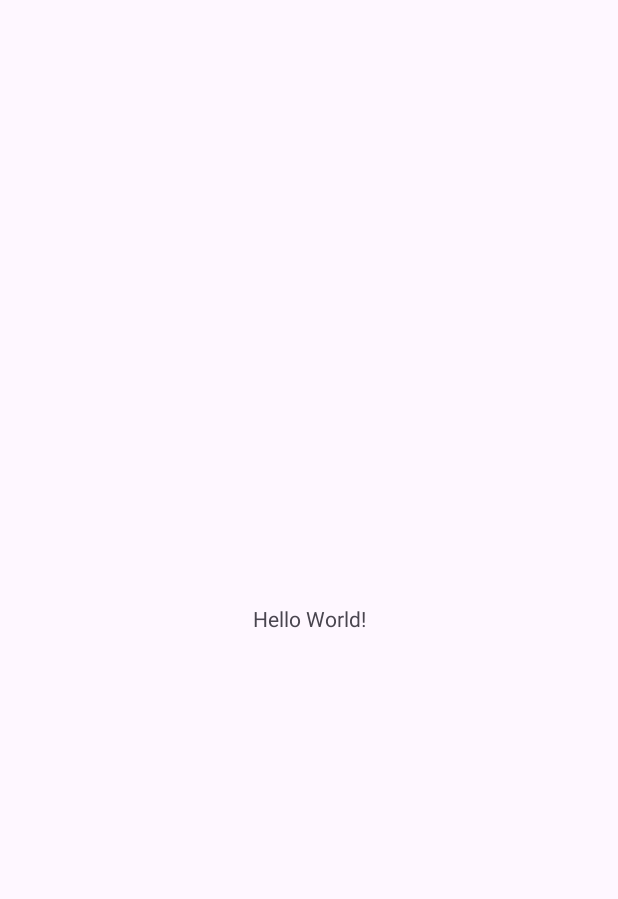
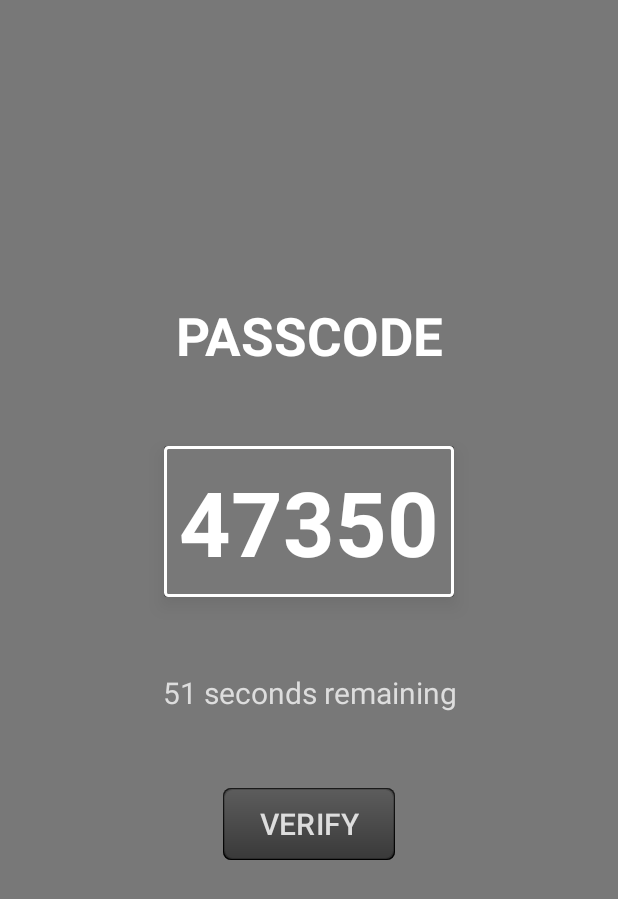
Before and after one commit to cecoulombe/COMP_2161, an Android app: the screen it shows after launch (MainActivity), on a phone screen of 412 x 824 dp. Before the commit the part shown is almost empty. Shown: the top 899 px of the screen. Run offline under Robolectric (Android 15) with nearby library versions, the phone set to English and light mode, and no system bars.

Commit message:
Implemented most features
TODO:
* figure out why the listview in the second activity isn't visible
     * too tired to fix what I just broke so leaving it for tomorrow
* save the last password and timestamp when exiting the app
* add a back button to be able to go back to the main activity
* testing

```diff
--- a/SecurityTokenApp/app/src/main/AndroidManifest.xml
+++ b/SecurityTokenApp/app/src/main/AndroidManifest.xml
@@ -21,6 +21,7 @@
                 <category android:name="android.intent.category.LAUNCHER" />
             </intent-filter>
         </activity>
+        <activity android:name=".SecondActivity"/>
     </application>
 
 </manifest>
--- a/SecurityTokenApp/app/src/main/java/com/example/securitytokenapp/MainActivity.java
+++ b/SecurityTokenApp/app/src/main/java/com/example/securitytokenapp/MainActivity.java
@@ -1,6 +1,11 @@
 package com.example.securitytokenapp;
 
+import android.content.BroadcastReceiver;
+import android.content.Intent;
+import android.content.IntentFilter;
 import android.os.Bundle;
+import android.widget.Button;
+import android.widget.TextView;
 
 import androidx.activity.EdgeToEdge;
 import androidx.appcompat.app.AppCompatActivity;
@@ -8,7 +13,22 @@ import androidx.core.graphics.Insets;
 import androidx.core.view.ViewCompat;
 import androidx.core.view.WindowInsetsCompat;
 
-public class MainActivity extends AppCompatActivity {
+import java.text.SimpleDateFormat;
+import java.util.ArrayList;
+import java.util.Calendar;
+import java.util.Date;
+import java.util.List;
+import java.util.Locale;
+
+public class MainActivity extends AppCompatActivity implements TimeTickReceiver.OnTimeTickListener {
+    // declare the receiver as a member variable
+    private BroadcastReceiver timeTickReceiver;
+    private TextView passcodeTextview;
+    private TextView countdownTextview;
+    private int passcode;
+
+    // for the list view
+    private List<String> passwordEntries;
 
     @Override
     protected void onCreate(Bundle savedInstanceState) {
@@ -20,5 +40,93 @@ public class MainActivity extends AppCompatActivity {
             v.setPadding(systemBars.left, systemBars.top, systemBars.right, systemBars.bottom);
             return insets;
         });
+
+        // initialize the textview
+        passcodeTextview = findViewById(R.id.passcodeTextview);
+        countdownTextview = findViewById(R.id.countdownTextview);
+
+        // initialize the passwordEntries list
+        passwordEntries = new ArrayList<>();
+
+        // register the receiver to listen for ACTION_TIME_TICK
+        timeTickReceiver = new TimeTickReceiver(this);
+        IntentFilter filter = new IntentFilter(Intent.ACTION_TIME_TICK);
+        registerReceiver(timeTickReceiver, filter);
+
+        // update the passcode
+        triggerPasscodeUpdate();
+
+        // set up the button so that it automatically opens the secondary activity
+        Button verifyButton = findViewById(R.id.verifyButton);
+        verifyButton.setOnClickListener(v -> {
+           Intent intent = new Intent(MainActivity.this, SecondActivity.class);
+           intent.putExtra("passwordEntries", new ArrayList<>(passwordEntries));
+           startActivity(intent);
+        });
     }
+
+    @Override
+    protected void onDestroy() {
+        super.onDestroy();
+        unregisterReceiver(timeTickReceiver);
+    }
+
+    // Override the interface method to receive the current minute
+    @Override
+    public void onMinuteUpdated(int currentMinute)
+    {
+        // generate the passcode based on the current minute
+        passcode = (currentMinute * 1245) + 10000;
+        String passcodeMsg = String.valueOf(passcode);
+        passcodeTextview.setText(passcodeMsg);
+
+        // restart the countdown for the next minute
+        Calendar calendar = Calendar.getInstance();
+        long millisUntilNextMinute = 60000 - (calendar.get(Calendar.SECOND) * 1000);
+        startCountdown(millisUntilNextMinute);
+
+        addPasscodeEntry();
+    }
+
+    // manually sets the correct passcode when the app is launched
+    private void triggerPasscodeUpdate()
+    {
+        Calendar calendar = Calendar.getInstance();
+        int currentMinute = calendar.get(Calendar.MINUTE);
+
+        passcode = (currentMinute * 1245) + 10000;
+        String msg = String.valueOf(passcode);
+        passcodeTextview.setText(msg);
+
+        // restart the countdown for the next minute
+        long millisUntilNextMinute = 60000 - (calendar.get(Calendar.SECOND) * 1000);
+        startCountdown(millisUntilNextMinute);
+
+        addPasscodeEntry();
+    }
+
+    private void startCountdown(long millisUntilNextMinute)
+    {
+        new android.os.CountDownTimer(millisUntilNextMinute, 1)
+        {
+
+            @Override
+            public void onTick(long millisUntilNextMinute) {
+                int secondsLeft = (int) (millisUntilNextMinute / 1000);
+                countdownTextview.setText(getString(R.string.CountdownMsg, secondsLeft));
+            }
+
+            @Override
+            public void onFinish() {
+                countdownTextview.setText(getString(R.string.DefaultCountdown));
+            }
+        }.start();
+    }
+
+    private void addPasscodeEntry()
+    {
+        String timestamp = new SimpleDateFormat("yyyy=MM-dd HH:mm", Locale.getDefault()).format(new Date());
+        passwordEntries.add(timestamp + "\n\t" + passcode);
+    }
+
 }
--- /dev/null
+++ b/SecurityTokenApp/app/src/main/java/com/example/securitytokenapp/TimeTickReceiver.java
@@ -0,0 +1,42 @@
+package com.example.securitytokenapp;
+
+import android.content.BroadcastReceiver;
+import android.content.Context;
+import android.content.Intent;
+import android.widget.Toast;
+
+import java.util.Calendar;
+
+
+public class TimeTickReceiver extends BroadcastReceiver {
+
+    // define an interface for the listener
+    public interface OnTimeTickListener {
+        void onMinuteUpdated(int currentMinute);
+    }
+
+    private OnTimeTickListener listener;
+
+    // constructor to initialize the listener
+    public TimeTickReceiver(OnTimeTickListener listener)
+    {
+        this.listener = listener;
+    }
+
+    @Override
+    public void onReceive(Context context, Intent intent) {
+        // check that we got the right kind of broadcast
+        if(Intent.ACTION_TIME_TICK.equals(intent.getAction()))
+        {
+            // get the current minute
+            Calendar calendar = Calendar.getInstance();
+            int currentMinute = calendar.get(Calendar.MINUTE);
+
+            // send the current minute to the listener
+            if(listener != null)
+            {
+                listener.onMinuteUpdated(currentMinute);
+            }
+        }
+    }
+}
--- /dev/null
+++ b/SecurityTokenApp/app/src/main/res/drawable/passcode_box.xml
@@ -0,0 +1,21 @@
+<?xml version="1.0" encoding="utf-8"?>
+<layer-list xmlns:android="http://schemas.android.com/apk/res/android">
+    <!-- Shadow Layer -->
+    <item>
+        <shape android:shape="rectangle">
+            <solid android:color="#80000000" /> <!-- Shadow color, semi-transparent black -->
+            <corners android:radius="2dp" /> <!-- Rounded corners for shadow -->
+        </shape>
+    </item>
+
+    <!--  Box Layer  -->
+    <item>
+        <shape android:shape="rectangle">
+            <solid android:color="@color/appBackground"/>
+            <stroke
+                android:width="2dp"
+                android:color="#FFFFFF"/>
+            <corners android:radius="2dp" />
+        </shape>
+    </item>
+</layer-list>
--- /dev/null
+++ b/SecurityTokenApp/app/src/main/res/drawable/verify_button.xml
@@ -0,0 +1,61 @@
+<?xml version="1.0" encoding="utf-8"?>
+<layer-list xmlns:android="http://schemas.android.com/apk/res/android">
+    <!-- Shadow Layer -->
+    <item>
+        <shape android:shape="rectangle">
+            <solid android:color="#80000000" /> <!-- Shadow color, semi-transparent black -->
+            <corners android:radius="5dp" /> <!-- Rounded corners for shadow -->
+        </shape>
+    </item>
+
+    <!-- State when pressed -->
+    <item android:state_pressed="true">
+        <shape xmlns:android="http://schemas.android.com/apk/res/android">
+            <!-- Gradient for pressed state -->
+            <gradient
+                android:startColor="#1A1A1A"
+                android:endColor="#000000"
+                android:angle="270" />
+            <corners android:radius="5dp" />
+            <padding
+                android:left="1dp"
+                android:top="1dp"
+                android:right="1dp"
+                android:bottom="1dp" />
+        </shape>
+    </item>
+
+    <!-- State when focused/hovered -->
+    <item android:state_focused="true">
+        <shape xmlns:android="http://schemas.android.com/apk/res/android">
+            <!-- Gradient for focused state -->
+            <gradient
+                android:startColor="#4C4C4C"
+                android:endColor="#2C2C2C"
+                android:angle="270" />
+            <corners android:radius="5dp" />
+            <padding
+                android:left="1dp"
+                android:top="1dp"
+                android:right="1dp"
+                android:bottom="1dp" />
+        </shape>
+    </item>
+
+    <!-- Default state -->
+    <item>
+        <shape xmlns:android="http://schemas.android.com/apk/res/android">
+            <!-- Gradient for default state -->
+            <gradient
+                android:startColor="#5C5C5C"
+                android:endColor="#3A3A3A"
+                android:angle="270" />
+            <corners android:radius="5dp" />
+            <padding
+                android:left="1dp"
+                android:top="1dp"
+                android:right="1dp"
+                android:bottom="1dp" />
+        </shape>
+    </item>
+</layer-list>
--- a/SecurityTokenApp/app/src/main/res/layout/activity_main.xml
+++ b/SecurityTokenApp/app/src/main/res/layout/activity_main.xml
@@ -1,19 +1,46 @@
 <?xml version="1.0" encoding="utf-8"?>
-<androidx.constraintlayout.widget.ConstraintLayout xmlns:android="http://schemas.android.com/apk/res/android"
+<LinearLayout xmlns:android="http://schemas.android.com/apk/res/android"
     xmlns:app="http://schemas.android.com/apk/res-auto"
     xmlns:tools="http://schemas.android.com/tools"
     android:id="@+id/main"
     android:layout_width="match_parent"
     android:layout_height="match_parent"
+    android:orientation="vertical"
+    android:padding="50dp"
+    android:gravity="center"
+    android:background="@color/appBackground"
     tools:context=".MainActivity">
 
+    <!-- Title -->
     <TextView
+        android:layout_width="match_parent"
+        android:layout_height="wrap_content"
+        style="@style/PasscodeTitle"
+        android:text="@string/PasscodeTitle" />
+
+    <!-- Passcode -->
+    <TextView
+        android:id="@+id/passcodeTextview"
         android:layout_width="wrap_content"
         android:layout_height="wrap_content"
-        android:text="Hello World!"
-        app:layout_constraintBottom_toBottomOf="parent"
-        app:layout_constraintEnd_toEndOf="parent"
-        app:layout_constraintStart_toStartOf="parent"
-        app:layout_constraintTop_toTopOf="parent" />
+        style="@style/PasscodeTextview"
+        android:elevation="8dp"
+        android:text="@string/DefaultPass" />
 
-</androidx.constraintlayout.widget.ConstraintLayout>
+    <!-- Countdown -->
+    <TextView
+        android:id="@+id/countdownTextview"
+        android:layout_width="wrap_content"
+        android:layout_height="wrap_content"
+        style="@style/CountdownTextview"
+        android:text="@string/DefaultCountdown" />
+
+    <!-- Countdown -->
+    <Button
+        android:id="@+id/verifyButton"
+        android:layout_width="wrap_content"
+        android:layout_height="wrap_content"
+        app:backgroundTint="@null"
+        android:text="@string/VerifyButton"
+        style="@style/VerifyButton"/>
+</LinearLayout>
--- a/SecurityTokenApp/app/src/main/res/values/colors.xml
+++ b/SecurityTokenApp/app/src/main/res/values/colors.xml
@@ -2,4 +2,5 @@
 <resources>
     <color name="black">#FF000000</color>
     <color name="white">#FFFFFFFF</color>
+    <color name="appBackground">#787878</color>
 </resources>
--- a/SecurityTokenApp/app/src/main/res/values/strings.xml
+++ b/SecurityTokenApp/app/src/main/res/values/strings.xml
@@ -1,3 +1,11 @@
 <resources>
     <string name="app_name">SecurityTokenApp</string>
+    <string name="PasscodeTitle">PASSCODE</string>
+    <string name="VerifyButton">VERIFY</string>
+    <string name="PassButton">PASS</string>
+    <string name="DefaultPass">000 000</string>
+    <string name="DefaultCountdown">0 seconds remaining</string>
+    <string name="CountdownMsg">%1$d seconds remaining</string>
+    <string name="UpdateCountMsg">Updating passcode</string>
+    <string name="ClearButton">CLEAR HISTORY</string>
 </resources>
--- /dev/null
+++ b/SecurityTokenApp/app/src/main/res/values/styles.xml
@@ -0,0 +1,56 @@
+<?xml version="1.0" encoding="utf-8"?>
+<resources>
+    <!--Passcode label-->
+    <style name="PasscodeTitle">
+        <item name="android:layout_marginBottom">50dp</item>
+        <!--   Text formatting    -->
+        <item name="android:gravity">center</item>
+        <item name="android:textColor">#FFFFFF</item>
+        <item name="android:textSize">35sp</item>
+        <item name="android:textStyle">bold</item>
+    </style>
+
+    <!--Passcode box-->
+    <style name="PasscodeTextview">
+        <item name="android:background">@drawable/passcode_box</item>
+        <item name="android:layout_marginBottom">50dp</item>
+        <item name="android:padding">10dp</item>
+        <!--   Text formatting    -->
+        <item name="android:gravity">center</item>
+        <item name="android:textColor">#FFFFFF</item>
+        <item name="android:textSize">60sp</item>
+        <item name="android:textStyle">bold</item>
+    </style>
+
+    <!--Countdown textview-->
+    <style name="CountdownTextview">
+        <item name="android:layout_marginBottom">50dp</item>
+        <!--   Text formatting    -->
+        <item name="android:gravity">center</item>
+        <item name="android:textColor">#DDDDDD</item>
+        <item name="android:textSize">20sp</item>
+    </style>
+
+    <!--Verify button-->
+    <style name="VerifyButton">
+        <item name="android:layout_marginBottom">50dp</item>
+        <item name="android:background">@drawable/verify_button</item>
+        <item name="android:backgroundTint">@null</item>
+        <!--   Text formatting    -->
+        <item name="android:gravity">center</item>
+        <item name="android:textColor">#DDDDDD</item>
+        <item name="android:textSize">20sp</item>
+    </style>
+
+    <!--Clear button-->
+    <style name="ClearButton">
+        <item name="android:layout_marginTop">50dp</item>
+        <item name="android:layout_marginBottom">50dp</item>
+        <item name="android:background">@drawable/verify_button</item>
+        <item name="android:backgroundTint">@null</item>
+        <!--   Text formatting    -->
+        <item name="android:gravity">center</item>
+        <item name="android:textColor">#DDDDDD</item>
+        <item name="android:textSize">20sp</item>
+    </style>
+</resources>
```
Also changed, not shown: SecurityTokenApp/app/src/main/java/com/example/securitytokenapp/PasscodeAdapter.java (added, +44 -0 lines), SecurityTokenApp/app/src/main/java/com/example/securitytokenapp/PasscodeEntry.java (added, +19 -0 lines), SecurityTokenApp/app/src/main/java/com/example/securitytokenapp/SecondActivity.java (added, +67 -0 lines), SecurityTokenApp/app/src/main/res/layout/activity_secondary.xml (added, +33 -0 lines), SecurityTokenApp/app/src/main/res/layout/list_item_passcode.xml (added, +20 -0 lines).
